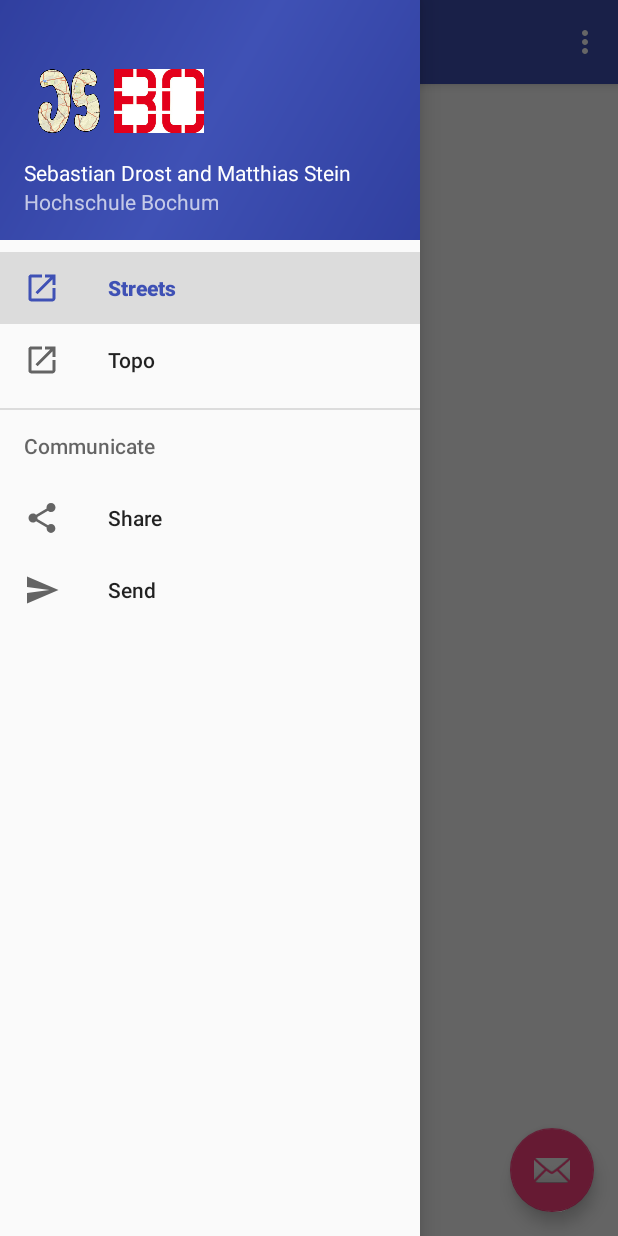
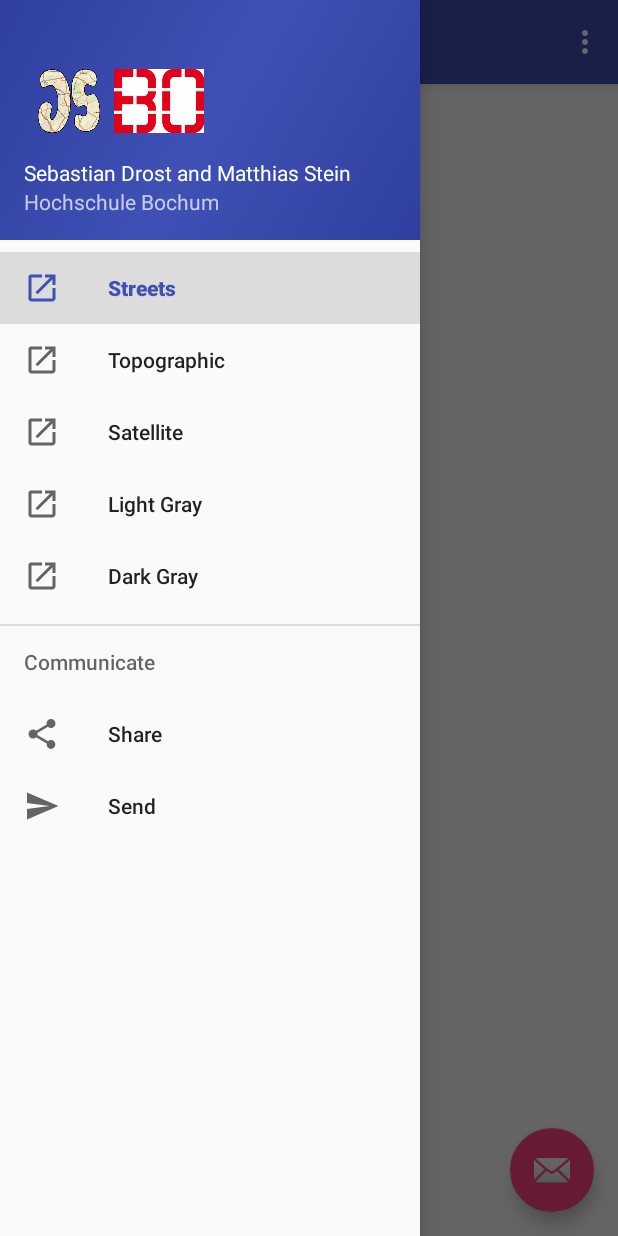
Before and after one commit to matthiasstein/JSWebViewApp, an Android app: the screen it shows after launch (MainActivity), with the side drawer open, on a phone screen of 412 x 824 dp. Run offline under Robolectric (Android 15) with nearby library versions, the phone set to English and light mode, and no system bars.

```diff
--- a/app/src/main/res/menu/activity_main_drawer.xml
+++ b/app/src/main/res/menu/activity_main_drawer.xml
@@ -1,6 +1,7 @@
 <?xml version="1.0" encoding="utf-8"?>
 <menu xmlns:android="http://schemas.android.com/apk/res/android">
-
+    <!--<item android:title="Basemap">
+        <menu>-->
     <group android:checkableBehavior="single">
         <item
             android:id="@+id/nav_streets"
@@ -10,8 +11,21 @@
             android:id="@+id/nav_topo"
             android:icon="@drawable/ic_launch_black_48dp"
             android:title="@string/topo" />
+        <item
+            android:id="@+id/nav_satellite"
+            android:icon="@drawable/ic_launch_black_48dp"
+            android:title="@string/satellite" />
+        <item
+            android:id="@+id/nav_light_gray"
+            android:icon="@drawable/ic_launch_black_48dp"
+            android:title="@string/light_gray" />
+        <item
+            android:id="@+id/nav_dark_gray"
+            android:icon="@drawable/ic_launch_black_48dp"
+            android:title="@string/dark_gray" />
     </group>
-
+    <!--</menu>
+</item>-->
     <item android:title="Communicate">
         <menu>
             <item
--- a/app/src/main/res/values/strings.xml
+++ b/app/src/main/res/values/strings.xml
@@ -4,7 +4,10 @@
     <string name="navigation_drawer_open">Open navigation drawer</string>
     <string name="navigation_drawer_close">Close navigation drawer</string>
     <string name="streets">Streets</string>
-    <string name="topo">Topo</string>
+    <string name="topo">Topographic</string>
+    <string name="satellite">Satellite</string>
+    <string name="light_gray">Light Gray</string>
+    <string name="dark_gray">Dark Gray</string>
     <string name="name">Sebastian Drost and Matthias Stein</string>
     <string name="name2">Hochschule Bochum</string>
 
```
Also changed, not shown: app/src/main/java/stein/fbg/hsbo/de/jswebviewapp/MainActivity.java (+9 -0 lines), 1 other file.
